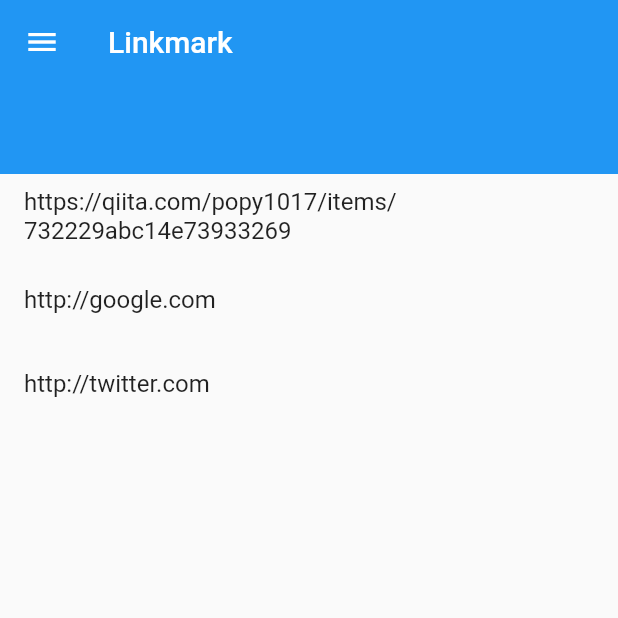
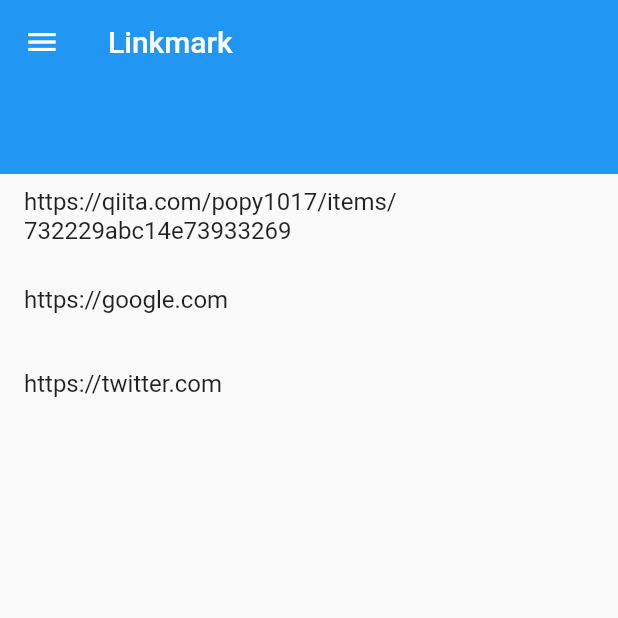
Before and after one commit to blendthink/linkmark-app, a Flutter app: the screen it shows after launch, on a phone screen of 412 x 824 dp, the top half of it. Run offline on Flutter 3.47's test engine with Material 2 defaults, Android fonts, the phone set to English and light mode, and no system bars; our stand-ins replace flutter_hooks, get, hooks_riverpod; missing offline and left inert: enum_to_string.

Commit message:
https に変更

```diff
--- a/lib/ui/url/url_list_page.dart
+++ b/lib/ui/url/url_list_page.dart
@@ -3,8 +3,8 @@ import 'package:linkmark_app/ui/drawer/drawer_page.dart';
 
 const urls = [
   'https://qiita.com/popy1017/items/732229abc14e73933269',
-  'http://google.com',
-  'http://twitter.com',
+  'https://google.com',
+  'https://twitter.com',
 ];
 
 class UrlListPage extends StatelessWidget {
```
